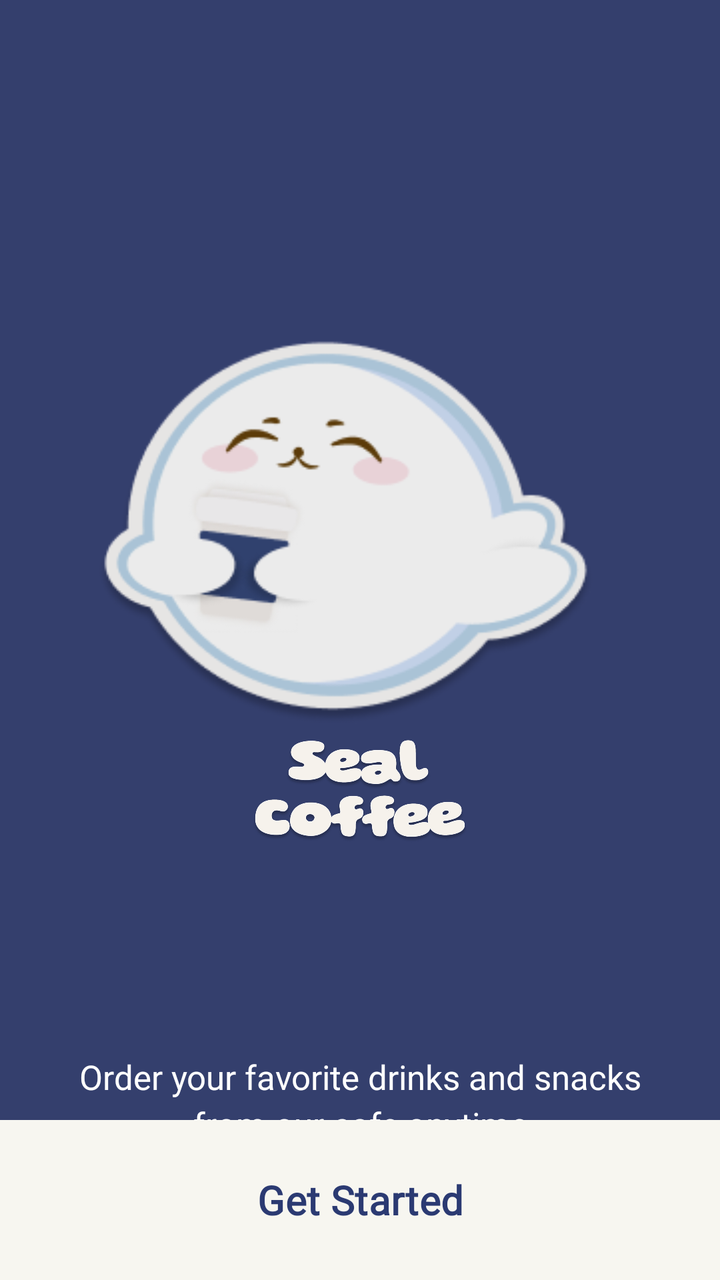
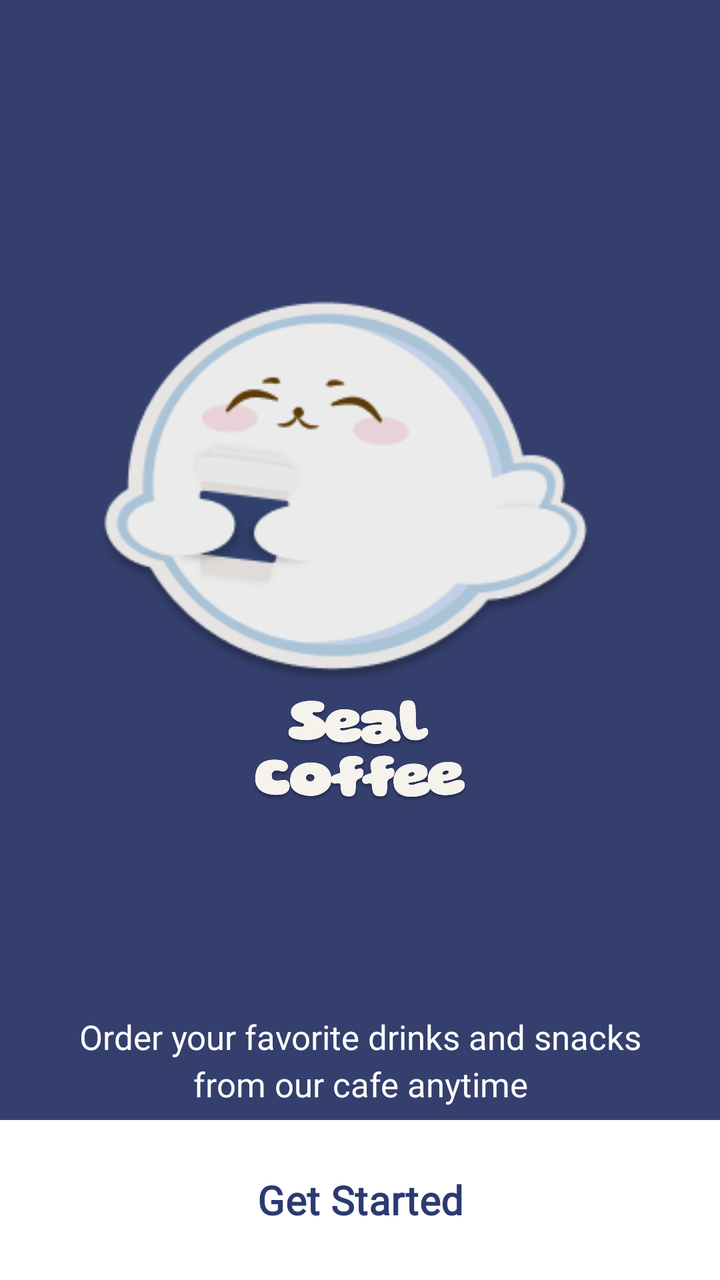

Screens rendered from an Android XML layout before and after an edit, with the pre-edit source and the edit as a unified diff.
<!-- AndroidManifest.xml: activity theme Theme.SealCoffee.Navy -->
<!-- res/layout/activity_onboarding.xml -->
<?xml version="1.0" encoding="utf-8"?>
<androidx.constraintlayout.widget.ConstraintLayout xmlns:android="http://schemas.android.com/apk/res/android"
    xmlns:app="http://schemas.android.com/apk/res-auto"
    xmlns:tools="http://schemas.android.com/tools"
    android:id="@+id/onboardingRoot"
    android:layout_width="match_parent"
    android:layout_height="match_parent"

    tools:context=".OnboardingActivity">

    <LinearLayout
        android:id="@+id/onboardingContent"
        android:layout_width="0dp"
        android:layout_height="wrap_content"
        android:layout_marginTop="172dp"
        android:gravity="center"
        android:orientation="vertical"
        android:paddingStart="28dp"
        android:paddingEnd="28dp"
        app:layout_constraintBottom_toTopOf="@id/onboardingSubtitle"
        app:layout_constraintEnd_toEndOf="parent"
        app:layout_constraintStart_toStartOf="parent"
        app:layout_constraintTop_toTopOf="parent">

        <FrameLayout
            android:id="@+id/logoBadge"
            android:layout_width="269dp"
            android:layout_height="212dp"
            android:background="@drawable/ic_sealcoffee_logo"
            android:elevation="8dp">

        </FrameLayout>

        <ImageView
            android:id="@+id/brandTitle"
            android:layout_width="wrap_content"
            android:layout_height="wrap_content"
            android:layout_marginTop="-7dp"
            android:contentDescription="@string/title_description"
            android:gravity="center"
            app:srcCompat="@drawable/ic_sealcoffee_title" />

    </LinearLayout>

    <TextView
        android:id="@+id/onboardingSubtitle"
        android:layout_width="wrap_content"
        android:layout_height="wrap_content"
        android:layout_marginTop="100dp"
        android:fontFamily="@font/inter_medium"
        android:gravity="center"
        android:lineSpacingExtra="4dp"
        android:paddingStart="28dp"
        android:paddingEnd="28dp"
        android:text="@string/onboarding_message"
        android:textColor="#FFFFFF"
        android:textSize="17sp"
        app:layout_constraintBottom_toTopOf="@id/getStartedButton"
        app:layout_constraintEnd_toEndOf="parent"

        app:layout_constraintHorizontal_bias="0.0"
        app:layout_constraintStart_toStartOf="parent"
        app:layout_constraintTop_toBottomOf="@+id/onboardingContent" />

    <Button
        android:id="@+id/getStartedButton"
        android:layout_width="0dp"
        android:layout_height="80dp"
        android:backgroundTint="#F7F6F0"
        android:fontFamily="@font/inter_semibold"
        android:insetTop="0dp"
        android:insetBottom="0dp"
        android:text="@string/get_started"
        android:textColor="#2B3A72"
        android:textSize="20sp"
        android:textStyle="bold"
        app:cornerRadius="0dp"
        app:layout_constraintBottom_toBottomOf="parent"
        app:layout_constraintEnd_toEndOf="parent"
        app:layout_constraintStart_toStartOf="parent"
        tools:ignore="VisualLintButtonSize" />

</androidx.constraintlayout.widget.ConstraintLayout>
<!-- resources referenced by this layout -->
<resources>
  <!-- drawable ic_sealcoffee_logo: png bitmap (drawable-nodpi, 18319 bytes) -->
  <!-- drawable ic_sealcoffee_title: png bitmap (drawable-nodpi, 28692 bytes) -->
  <string name="get_started">Get Started</string>
  <string name="onboarding_message">Order your favorite drinks and snacks from our cafe anytime</string>
  <string name="title_description">seal coffee name</string>
  <style name="Theme.SealCoffee.Navy" parent="Theme.SealCoffee">
          <item name="android:windowBackground">@color/seal_navy</item>
          <item name="android:navigationBarColor">@color/seal_navy</item>
          <item name="android:windowLightNavigationBar" tools:targetApi="27">false</item>
      </style>
  <style name="Theme.SealCoffee" parent="Base.Theme.SealCoffee" />
  <color name="seal_navy">#343F6D</color>
  <style name="Base.Theme.SealCoffee" parent="Theme.Material3.DayNight.NoActionBar">
          <item name="android:windowBackground">@color/seal_cream</item>
          <item name="android:fontFamily">sans-serif</item>
          <item name="android:navigationBarColor">@color/seal_cream</item>
          <item name="android:statusBarColor">@color/seal_navy</item>
          <item name="android:windowLightNavigationBar" tools:targetApi="27">true</item>
          <item name="android:windowLightStatusBar">false</item>
          <item name="colorPrimary">@color/seal_navy</item>
          <item name="colorOnPrimary">@color/white</item>
          <item name="colorPrimaryContainer">@color/seal_navy_pressed</item>
          <item name="colorOnPrimaryContainer">@color/white</item>
          <item name="colorSecondary">@color/seal_coffee</item>
          <item name="colorOnSecondary">@color/white</item>
          <item name="colorSurface">@color/seal_surface</item>
          <item name="colorOnSurface">@color/seal_text_primary</item>
          <item name="colorSurfaceVariant">@color/seal_cream_dark</item>
          <item name="colorOnSurfaceVariant">@color/seal_text_secondary</item>
          <item name="colorOutline">@color/seal_input_stroke</item>
          <item name="colorError">@color/seal_error</item>
          <item name="android:colorAccent">@color/seal_navy</item>
      </style>
  <color name="seal_cream">#F2F1EB</color>
  <color name="white">#FFFFFFFF</color>
  <color name="seal_navy_pressed">#49568C</color>
  <color name="seal_coffee">#8A5A38</color>
  <color name="seal_surface">#FFFDF8</color>
  <color name="seal_text_primary">#22273D</color>
  <color name="seal_cream_dark">#E7DED3</color>
  <color name="seal_text_secondary">#6F6A63</color>
  <color name="seal_input_stroke">#D8CEC1</color>
  <color name="seal_error">#B23B3B</color>
</resources>

<!-- the commit's change to res/layout/activity_onboarding.xml (unified diff, before → after) -->
@@ -5,7 +5,7 @@
     android:id="@+id/onboardingRoot"
     android:layout_width="match_parent"
     android:layout_height="match_parent"
-
+    android:background="@color/seal_navy"
     tools:context=".OnboardingActivity">
 
     <LinearLayout
@@ -47,6 +47,7 @@
         android:layout_width="wrap_content"
         android:layout_height="wrap_content"
         android:layout_marginTop="100dp"
+        android:layout_marginBottom="40dp"
         android:fontFamily="@font/inter_medium"
         android:gravity="center"
         android:lineSpacingExtra="4dp"
@@ -57,7 +58,6 @@
         android:textSize="17sp"
         app:layout_constraintBottom_toTopOf="@id/getStartedButton"
         app:layout_constraintEnd_toEndOf="parent"
-
         app:layout_constraintHorizontal_bias="0.0"
         app:layout_constraintStart_toStartOf="parent"
         app:layout_constraintTop_toBottomOf="@+id/onboardingContent" />
@@ -66,7 +66,7 @@
         android:id="@+id/getStartedButton"
         android:layout_width="0dp"
         android:layout_height="80dp"
-        android:backgroundTint="#F7F6F0"
+        android:backgroundTint="@color/white"
         android:fontFamily="@font/inter_semibold"
         android:insetTop="0dp"
         android:insetBottom="0dp"
